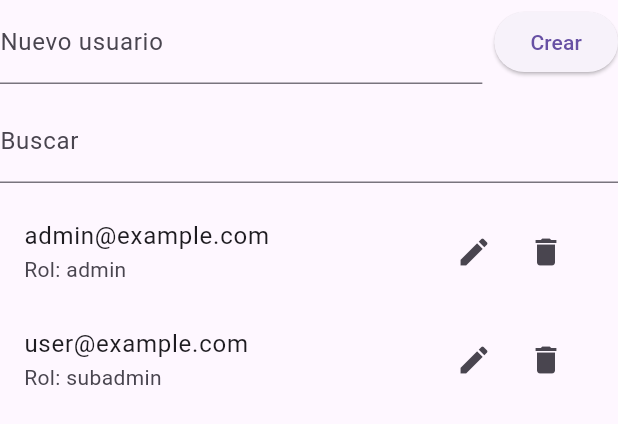
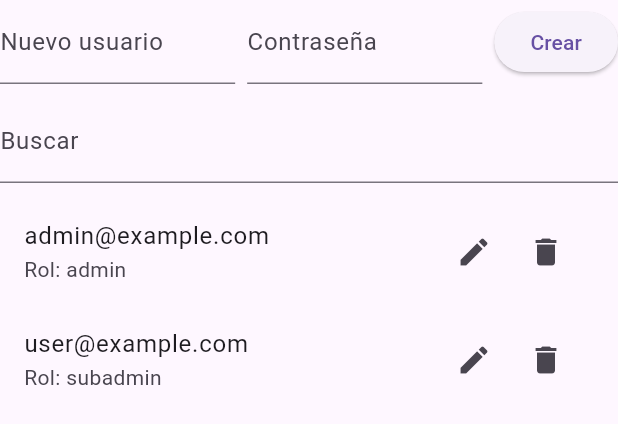
Before and after one commit to benpido/adminweb, a Flutter app: the UsersPage widget shown alone on an empty page, opened directly, after a tap on "Crear", on a phone screen of 412 x 824 dp. Shown: the top 424 px of the screen. Run offline on Flutter 3.47's test engine with Material 3 defaults, Android fonts, the phone set to English and light mode, and no system bars; our stand-ins replace firebase_auth, firebase_core; missing offline and left inert: dart:html; accounts and stored records are empty.

Commit message:
Add password field when creating users

```diff
--- a/lib/pages/users_page.dart
+++ b/lib/pages/users_page.dart
@@ -9,6 +9,7 @@ class UsersPage extends StatefulWidget {
 
 class _UsersPageState extends State<UsersPage> {
   final TextEditingController userController = TextEditingController();
+  final TextEditingController passwordController = TextEditingController();
   final TextEditingController searchController = TextEditingController();
   final TextEditingController editController = TextEditingController();
   final List<Map<String, String>> users = [
@@ -26,10 +27,12 @@ class _UsersPageState extends State<UsersPage> {
 
   void _addUser() {
     final text = userController.text;
-    if (text.isNotEmpty) {
+    final password = passwordController.text;
+    if (text.isNotEmpty && password.isNotEmpty) {
       setState(() {
-        users.add({'name': text, 'role': 'subadmin'});
+        users.add({'name': text, 'role': 'subadmin', 'password': password});
         userController.clear();
+        passwordController.clear();
       });
     }
   }
@@ -79,6 +82,15 @@ class _UsersPageState extends State<UsersPage> {
               ),
             ),
             const SizedBox(width: 8),
+            Expanded(
+              child: TextField(
+                controller: passwordController,
+                decoration:
+                    const InputDecoration(labelText: 'Contraseña'),
+                obscureText: true,
+              ),
+            ),
+            const SizedBox(width: 8),
             ElevatedButton(onPressed: _addUser, child: const Text('Crear')),
           ],
         ),
```
